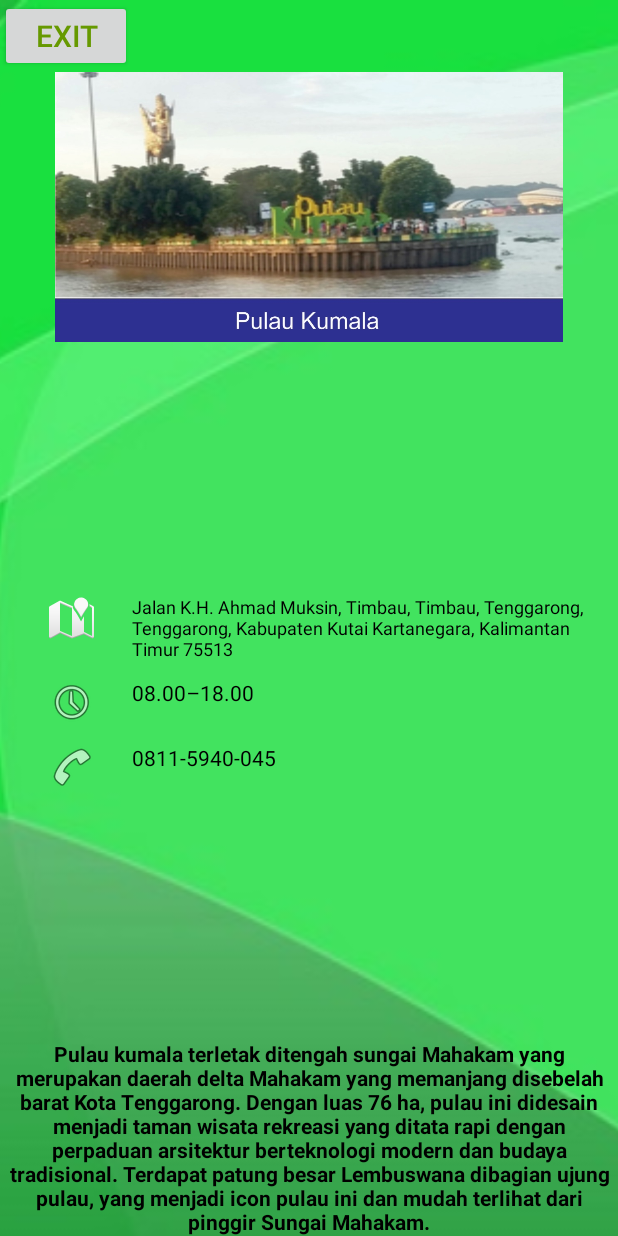
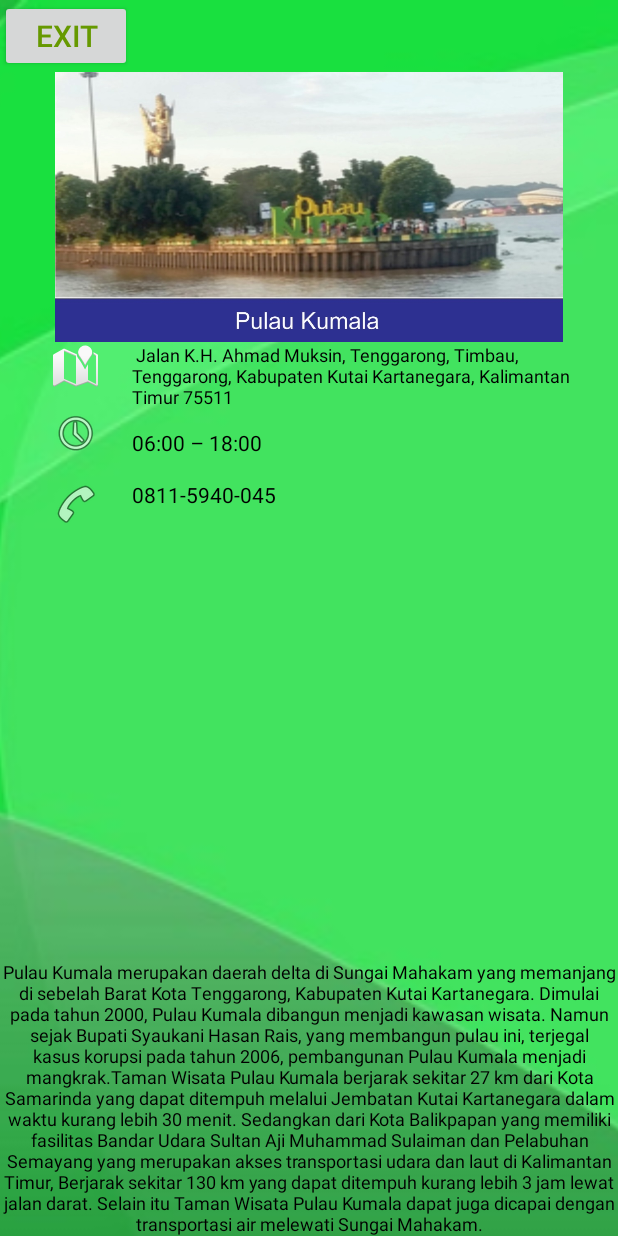
Before and after one commit to Nrriairawan/Aplikasi-Wisata-Tenggarong, an Android app: the kumala screen opened directly, with no data from a screen before it, on a phone screen of 412 x 824 dp. Run offline under Robolectric (Android 15) with nearby library versions, the phone set to English and light mode, and no system bars; our stand-ins replace ButterKnife.

```diff
--- a/app/src/main/res/layout/activity_kumala.xml
+++ b/app/src/main/res/layout/activity_kumala.xml
@@ -6,6 +6,7 @@
     android:layout_height="match_parent"
 
     tools:context="com.example.manajemeninformatika.pariwisata1.waduk">
+
     <ImageView
         android:id="@+id/formback"
         android:layout_width="match_parent"
@@ -39,8 +40,8 @@
         android:layout_width="wrap_content"
         android:layout_height="wrap_content"
         android:layout_alignEnd="@+id/btn_wisata"
-        android:layout_centerVertical="true"
-        android:layout_marginEnd="24dp"
+        android:layout_below="@+id/imageViewmulawarman"
+        android:layout_marginEnd="21dp"
         app:srcCompat="@android:drawable/ic_dialog_map" />
 
     <ImageView
@@ -49,7 +50,6 @@
         android:layout_height="wrap_content"
         android:layout_alignStart="@+id/imageView18"
         android:layout_below="@+id/textView14"
-        android:layout_marginTop="11dp"
         app:srcCompat="@android:drawable/ic_menu_recent_history" />
 
     <ImageView
@@ -58,7 +58,7 @@
         android:layout_height="wrap_content"
         android:layout_alignStart="@+id/imageView21"
         android:layout_below="@+id/imageView21"
-        android:layout_marginTop="11dp"
+        android:layout_marginTop="15dp"
         app:srcCompat="@android:drawable/ic_menu_call" />
 
     <TextView
@@ -67,7 +67,7 @@
         android:layout_height="wrap_content"
         android:layout_alignTop="@+id/imageView18"
         android:layout_toEndOf="@+id/imageView18"
-        android:text="Jalan K.H. Ahmad Muksin, Timbau, Timbau, Tenggarong, Tenggarong, Kabupaten Kutai Kartanegara, Kalimantan Timur 75513"
+        android:text=" Jalan K.H. Ahmad Muksin, Tenggarong, Timbau, Tenggarong, Kabupaten Kutai Kartanegara, Kalimantan Timur 75511"
         android:textColor="@android:color/background_dark"
         android:textSize="12sp" />
 
@@ -75,10 +75,11 @@
         android:id="@+id/textView15"
         android:layout_width="wrap_content"
         android:layout_height="wrap_content"
+        android:layout_above="@+id/imageView22"
         android:layout_alignStart="@+id/textView14"
-        android:layout_alignTop="@+id/imageView21"
-        android:text="08.00–18.00"
-        android:textColor="@android:color/background_dark" />
+        android:text="06:00 – 18:00"
+        android:textColor="@android:color/background_dark"
+        android:textSize="14sp" />
 
     <TextView
         android:id="@+id/textView16"
@@ -90,16 +91,15 @@
         android:textColor="@android:color/background_dark" />
 
     <TextView
-        android:id="@+id/textView17"
+        android:id="@+id/textView27"
         android:layout_width="wrap_content"
         android:layout_height="wrap_content"
         android:layout_alignParentBottom="true"
         android:layout_alignParentStart="true"
-        android:text="Pulau kumala terletak ditengah sungai Mahakam yang merupakan daerah delta Mahakam yang memanjang disebelah barat Kota Tenggarong. Dengan luas 76 ha, pulau ini didesain menjadi taman wisata rekreasi yang ditata rapi dengan perpaduan arsitektur berteknologi modern dan budaya tradisional. Terdapat patung besar Lembuswana dibagian ujung pulau, yang menjadi icon pulau ini dan mudah terlihat dari pinggir Sungai Mahakam."
+        android:text="Pulau Kumala merupakan daerah delta di Sungai Mahakam yang memanjang di sebelah Barat Kota Tenggarong, Kabupaten Kutai Kartanegara. Dimulai pada tahun 2000, Pulau Kumala dibangun menjadi kawasan wisata. Namun sejak Bupati Syaukani Hasan Rais, yang membangun pulau ini, terjegal kasus korupsi pada tahun 2006, pembangunan Pulau Kumala menjadi mangkrak.Taman Wisata Pulau Kumala berjarak sekitar 27 km dari Kota Samarinda yang dapat ditempuh melalui Jembatan Kutai Kartanegara dalam waktu kurang lebih 30 menit. Sedangkan dari Kota Balikpapan yang memiliki fasilitas Bandar Udara Sultan Aji Muhammad Sulaiman dan Pelabuhan Semayang yang merupakan akses transportasi udara dan laut di Kalimantan Timur, Berjarak sekitar 130 km yang dapat ditempuh kurang lebih 3 jam lewat jalan darat. Selain itu Taman Wisata Pulau Kumala dapat juga dicapai dengan transportasi air melewati Sungai Mahakam."
         android:textAlignment="center"
         android:textColor="@android:color/background_dark"
-        android:textSize="14sp"
-        android:textStyle="bold" />
+        android:textSize="12sp" />
 
 
 </RelativeLayout>
--- a/app/src/main/res/layout/activity_ladayah.xml
+++ b/app/src/main/res/layout/activity_ladayah.xml
@@ -39,8 +39,8 @@
         android:layout_width="wrap_content"
         android:layout_height="wrap_content"
         android:layout_alignEnd="@+id/btn_wisata"
-        android:layout_centerVertical="true"
-        android:layout_marginEnd="14dp"
+        android:layout_below="@+id/imageViewmulawarman"
+        android:layout_marginEnd="11dp"
         app:srcCompat="@android:drawable/ic_dialog_map" />
 
     <ImageView
```
